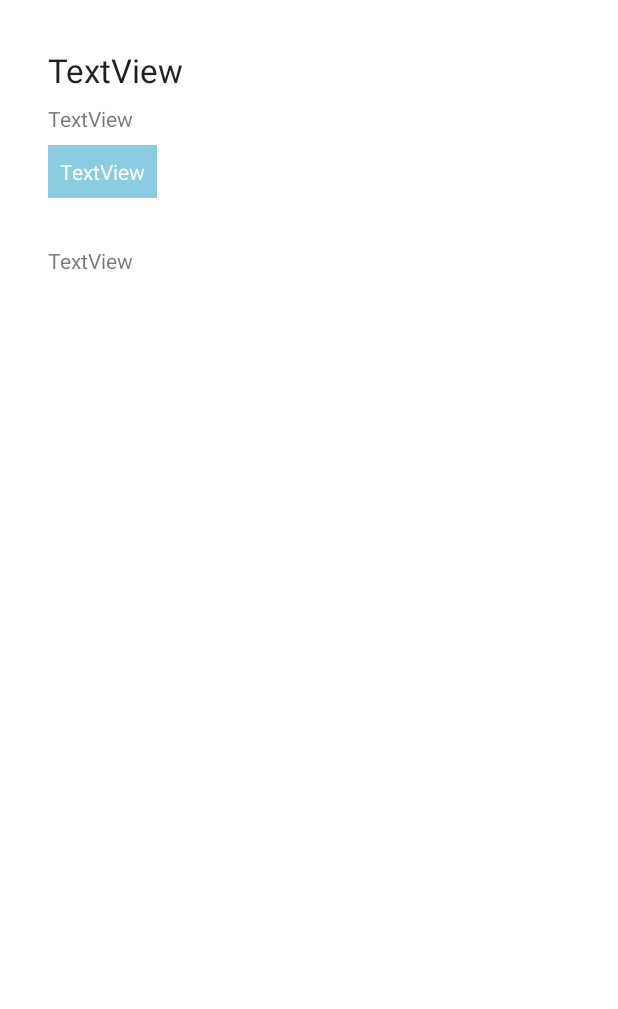
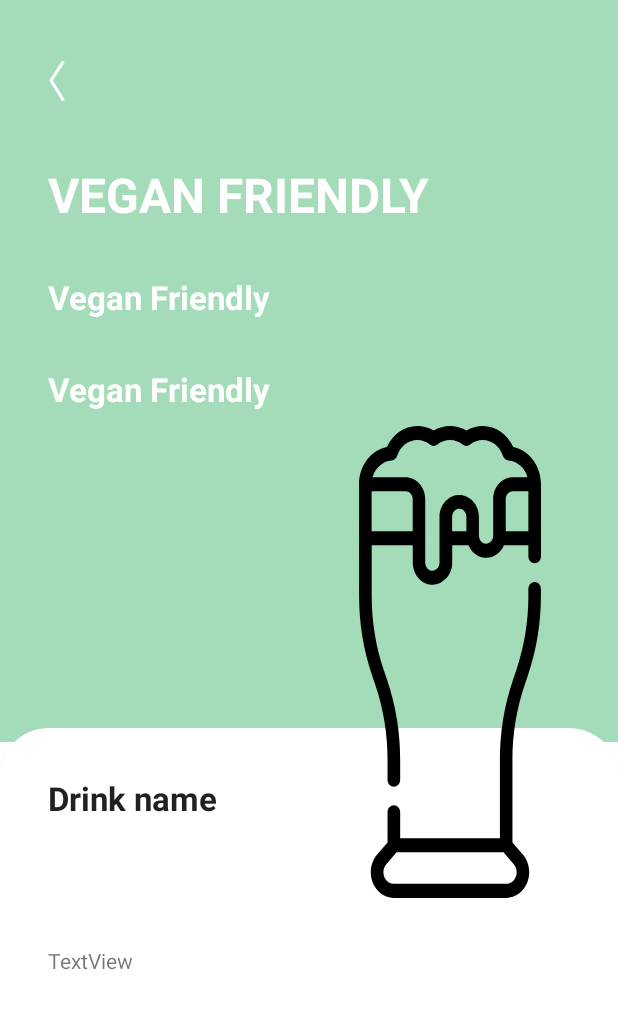
Before and after one commit to smbduknow/VeganDrinks, an Android app: the layout activity_product.xml on its own in the app's theme, with its tools: preview values and no code run, on a phone screen of 412 x 824 dp. Shown: the top 1009 px of the screen. Run offline under Robolectric (Android 15) with nearby library versions, the phone set to English and light mode, and no system bars.

Commit message:
Details screen design

```diff
--- a/app/src/main/java/me/smbduknow/vegandrinks/DrinkListAdapter.kt
+++ b/app/src/main/java/me/smbduknow/vegandrinks/DrinkListAdapter.kt
@@ -26,7 +26,7 @@ class DrinkListAdapter : RecyclerView.Adapter<DrinkListAdapter.ViewHolder>() {
     override fun onBindViewHolder(holder: ViewHolder, pos: Int) {
         val item = items[pos]
         holder.titleView.text = item.product_name
-        holder.statusText.text = item.status
+        holder.companyText.text = "by ${item.company?.company_name}"
         holder.statusLabel.setBackgroundResource(
             when (item.red_yellow_green.toLowerCase()) {
                 "red" -> R.color.red
@@ -47,8 +47,8 @@ class DrinkListAdapter : RecyclerView.Adapter<DrinkListAdapter.ViewHolder>() {
 
     class ViewHolder(itemView: View, clickListener: (pos: Int) -> Unit) : RecyclerView.ViewHolder(itemView) {
 
-        val titleView: TextView by lazy { itemView.title_text }
-        val statusText: TextView by lazy { itemView.status_text }
+        val titleView: TextView by lazy { itemView.tv_title }
+        val companyText: TextView by lazy { itemView.tv_company }
         val statusLabel: View by lazy { itemView.drink_status }
         val iconView: ImageView by lazy { itemView.img_drink_icon }
 
--- a/app/src/main/java/me/smbduknow/vegandrinks/details/ProductActivity.kt
+++ b/app/src/main/java/me/smbduknow/vegandrinks/details/ProductActivity.kt
@@ -17,9 +17,30 @@ class ProductActivity : AppCompatActivity() {
         val product = intent.getParcelableExtra<Product?>("product")
 
         title_text.text = product?.product_name
-        company_text.text = product?.company?.company_name
-        status_text.text = product?.status
+        tv_company.text = product?.company?.company_name
+        tv_status.text = product?.status
+        tv_country.text = product?.country
         notes_text.text = product?.company?.notes
+
+        bg_status.setBackgroundResource(
+            when (product?.red_yellow_green?.toLowerCase()) {
+                "red" -> R.color.red
+                "yellow" -> R.color.yellow
+                "green" -> R.color.green
+                else -> android.R.color.transparent
+            }
+        )
+
+        img_drink_icon.setBackgroundResource(
+            when (product?.booze_type?.toLowerCase()) {
+                "beer" -> R.drawable.ic_beer
+                "wine" -> R.drawable.ic_wine
+                "liquor" -> R.drawable.ic_liquor
+                else -> 0
+            }
+        )
+
+        btn_back.setOnClickListener { finish() }
     }
 
     companion object {
--- /dev/null
+++ b/app/src/main/res/drawable/ic_back.xml
@@ -0,0 +1,11 @@
+<vector xmlns:android="http://schemas.android.com/apk/res/android"
+    android:width="11dp"
+    android:height="28dp"
+    android:viewportWidth="11"
+    android:viewportHeight="28">
+  <path
+      android:pathData="M10,27L2,13.7111L10,1"
+      android:strokeWidth="2"
+      android:fillColor="#00000000"
+      android:strokeColor="#ffffff"/>
+</vector>
--- a/app/src/main/res/layout/activity_product.xml
+++ b/app/src/main/res/layout/activity_product.xml
@@ -6,37 +6,110 @@
     android:layout_height="match_parent"
     tools:context=".details.ProductActivity">
 
+    <View
+        android:id="@+id/bg_status"
+        android:layout_width="match_parent"
+        android:layout_height="0dp"
+        android:background="@color/green"
+        app:layout_constraintEnd_toEndOf="parent"
+        app:layout_constraintHeight_percent="0.6"
+        app:layout_constraintStart_toStartOf="parent"
+        app:layout_constraintTop_toTopOf="parent" />
+
+    <FrameLayout
+        android:id="@+id/card_container"
+        android:layout_width="match_parent"
+        android:layout_height="0dp"
+        android:layout_marginBottom="-32dp"
+        android:clipChildren="false"
+        app:layout_constraintBottom_toBottomOf="parent"
+        app:layout_constraintHeight_percent="0.45">
+
+        <com.google.android.material.card.MaterialCardView
+            android:layout_width="match_parent"
+            android:layout_height="match_parent"
+            app:cardBackgroundColor="@android:color/white"
+            app:cardCornerRadius="32dp" />
+    </FrameLayout>
+
+    <androidx.appcompat.widget.AppCompatImageButton
+        android:id="@+id/btn_back"
+        android:layout_width="wrap_content"
+        android:layout_height="wrap_content"
+        android:layout_marginStart="24dp"
+        android:layout_marginTop="32dp"
+        android:background="?selectableItemBackgroundBorderless"
+        android:clickable="true"
+        android:focusable="true"
+        android:padding="8dp"
+        android:src="@drawable/ic_back"
+        app:layout_constraintStart_toStartOf="parent"
+        app:layout_constraintTop_toTopOf="parent" />
+
     <TextView
-        android:id="@+id/title_text"
+        android:id="@+id/tv_status"
         android:layout_width="wrap_content"
         android:layout_height="wrap_content"
         android:layout_marginStart="32dp"
         android:layout_marginTop="32dp"
-        android:text="TextView"
-        android:textAppearance="@style/TextAppearance.AppCompat.Large"
+        android:textAllCaps="true"
+        android:textColor="@android:color/white"
+        android:textSize="32sp"
+        android:textStyle="bold"
         app:layout_constraintStart_toStartOf="parent"
-        app:layout_constraintTop_toTopOf="parent" />
+        app:layout_constraintTop_toBottomOf="@+id/btn_back"
+        tools:text="Vegan Friendly" />
 
     <TextView
-        android:id="@+id/company_text"
-        android:layout_width="wrap_content"
+        android:id="@+id/tv_company"
+        android:layout_width="0dp"
         android:layout_height="wrap_content"
-        android:layout_marginTop="8dp"
-        android:text="TextView"
-        app:layout_constraintStart_toStartOf="@+id/title_text"
-        app:layout_constraintTop_toBottomOf="@+id/title_text" />
+        android:layout_marginTop="32dp"
+        android:textColor="@android:color/white"
+        android:textSize="22sp"
+        android:textStyle="bold"
+        app:layout_constraintEnd_toStartOf="@id/img_drink_icon"
+        app:layout_constraintStart_toStartOf="@id/tv_status"
+        app:layout_constraintTop_toBottomOf="@+id/tv_status"
+        tools:text="Vegan Friendly" />
 
     <TextView
-        android:id="@+id/status_text"
-        android:layout_width="wrap_content"
+        android:id="@+id/tv_country"
+        android:layout_width="0dp"
         android:layout_height="wrap_content"
-        android:layout_marginTop="8dp"
-        android:background="@color/colorPrimaryDark"
-        android:padding="8dp"
-        android:text="TextView"
+        android:layout_marginTop="32dp"
         android:textColor="@android:color/white"
-        app:layout_constraintStart_toStartOf="@+id/title_text"
-        app:layout_constraintTop_toBottomOf="@+id/company_text" />
+        android:textSize="22sp"
+        android:textStyle="bold"
+        app:layout_constraintEnd_toStartOf="@id/img_drink_icon"
+        app:layout_constraintStart_toStartOf="@id/tv_company"
+        app:layout_constraintTop_toBottomOf="@+id/tv_company"
+        tools:text="Vegan Friendly" />
+
+    <androidx.appcompat.widget.AppCompatImageView
+        android:id="@+id/img_drink_icon"
+        android:layout_width="160dp"
+        android:layout_height="320dp"
+        android:layout_marginEnd="32dp"
+        android:adjustViewBounds="true"
+        app:layout_constraintBottom_toBottomOf="@+id/title_text"
+        app:layout_constraintEnd_toEndOf="parent"
+        tools:srcCompat="@drawable/ic_beer" />
+
+    <TextView
+        android:id="@+id/title_text"
+        android:layout_width="0dp"
+        android:layout_height="wrap_content"
+        android:layout_marginStart="32dp"
+        android:layout_marginTop="32dp"
+        android:layout_marginEnd="8dp"
+        android:lines="3"
+        android:textAppearance="@style/TextAppearance.AppCompat.Large"
+        android:textStyle="bold"
+        app:layout_constraintEnd_toStartOf="@+id/img_drink_icon"
+        app:layout_constraintStart_toStartOf="parent"
+        app:layout_constraintTop_toTopOf="@id/card_container"
+        tools:text="Drink name" />
 
     <TextView
         android:id="@+id/notes_text"
@@ -45,8 +118,9 @@
         android:layout_marginStart="32dp"
         android:layout_marginTop="32dp"
         android:layout_marginEnd="32dp"
+        android:scrollbars="vertical"
         android:text="TextView"
         app:layout_constraintEnd_toEndOf="parent"
         app:layout_constraintStart_toStartOf="parent"
-        app:layout_constraintTop_toBottomOf="@+id/status_text" />
+        app:layout_constraintTop_toBottomOf="@+id/title_text" />
 </androidx.constraintlayout.widget.ConstraintLayout>
--- a/app/src/main/res/layout/item_search_result.xml
+++ b/app/src/main/res/layout/item_search_result.xml
@@ -37,7 +37,7 @@
             tools:srcCompat="@drawable/ic_beer" />
 
         <TextView
-            android:id="@+id/title_text"
+            android:id="@+id/tv_title"
             android:layout_width="0dp"
             android:layout_height="wrap_content"
             android:layout_marginStart="32dp"
@@ -48,23 +48,23 @@
             android:textSize="20sp"
             android:textStyle="bold"
             app:layout_constraintVertical_chainStyle="packed"
-            app:layout_constraintBottom_toTopOf="@id/status_text"
+            app:layout_constraintBottom_toTopOf="@id/tv_company"
             app:layout_constraintEnd_toEndOf="parent"
             app:layout_constraintStart_toEndOf="@id/img_drink_icon"
             app:layout_constraintTop_toTopOf="parent"
             tools:text="Product name" />
 
         <TextView
-            android:id="@+id/status_text"
+            android:id="@+id/tv_company"
             android:layout_width="0dp"
             android:layout_height="wrap_content"
             android:ellipsize="end"
             android:maxLines="2"
             app:layout_constraintVertical_chainStyle="packed"
             app:layout_constraintBottom_toBottomOf="parent"
-            app:layout_constraintEnd_toEndOf="@id/title_text"
-            app:layout_constraintStart_toStartOf="@id/title_text"
-            app:layout_constraintTop_toBottomOf="@id/title_text"
-            tools:text="Is Vegan Friendly" />
+            app:layout_constraintEnd_toEndOf="@id/tv_title"
+            app:layout_constraintStart_toStartOf="@id/tv_title"
+            app:layout_constraintTop_toBottomOf="@id/tv_title"
+            tools:text="by Some Brewery" />
     </androidx.constraintlayout.widget.ConstraintLayout>
 </androidx.cardview.widget.CardView>
```
